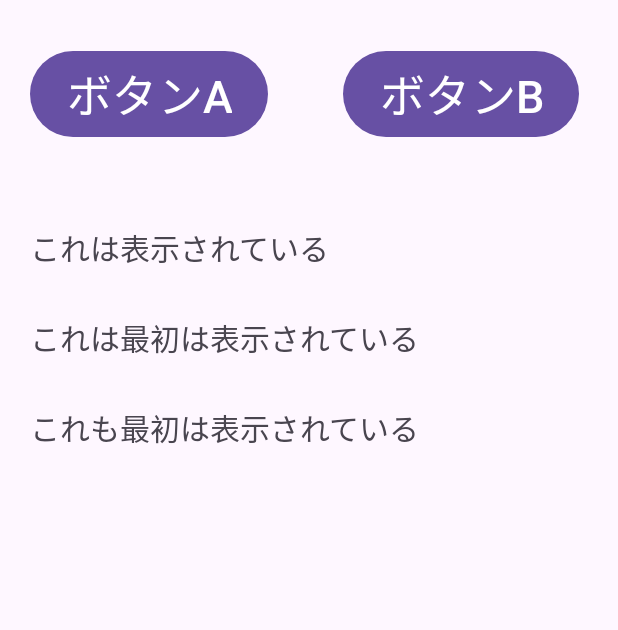
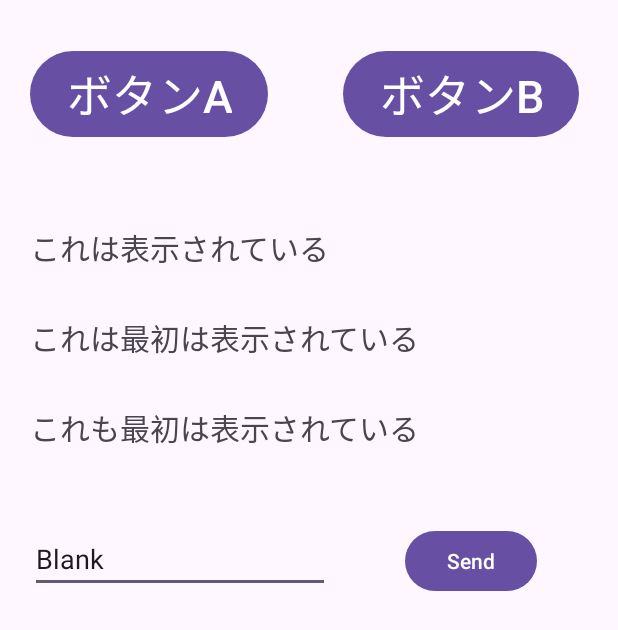
Before and after one commit to ItoSoshun/AppDev-F, an Android app: the screen it shows after launch (MainActivity2), on a phone screen of 412 x 824 dp. Shown: the top 630 px of the screen. Run offline under Robolectric (Android 15) with nearby library versions, the phone set to English and light mode, and no system bars.

Commit message:
演習-Day3 データ送信用のレイアウトを完成させた

```diff
--- a/app/src/main/res/layout/activity_main2.xml
+++ b/app/src/main/res/layout/activity_main2.xml
@@ -74,4 +74,30 @@
 
         />
 
+    <EditText
+        android:id="@+id/Id_EditText_Blank"
+        android:layout_width="200dp"
+        android:layout_height="wrap_content"
+        android:inputType="text"
+        android:text="Blank"
+
+        android:layout_marginStart="20dp"
+        android:layout_marginTop="50dp"
+        app:layout_constraintStart_toStartOf="parent"
+        app:layout_constraintTop_toBottomOf="@id/Id_Textview_NO.3"
+         />
+
+    <Button
+        android:id="@+id/Id_Button_Send"
+        android:layout_width="wrap_content"
+        android:layout_height="wrap_content"
+        android:text="Send"
+
+        android:layout_marginStart="50dp"
+        android:layout_marginTop="0dp"
+        app:layout_constraintStart_toEndOf="@id/Id_EditText_Blank"
+        app:layout_constraintTop_toTopOf="@id/Id_EditText_Blank"
+        />
+
+
 </androidx.constraintlayout.widget.ConstraintLayout>
```
